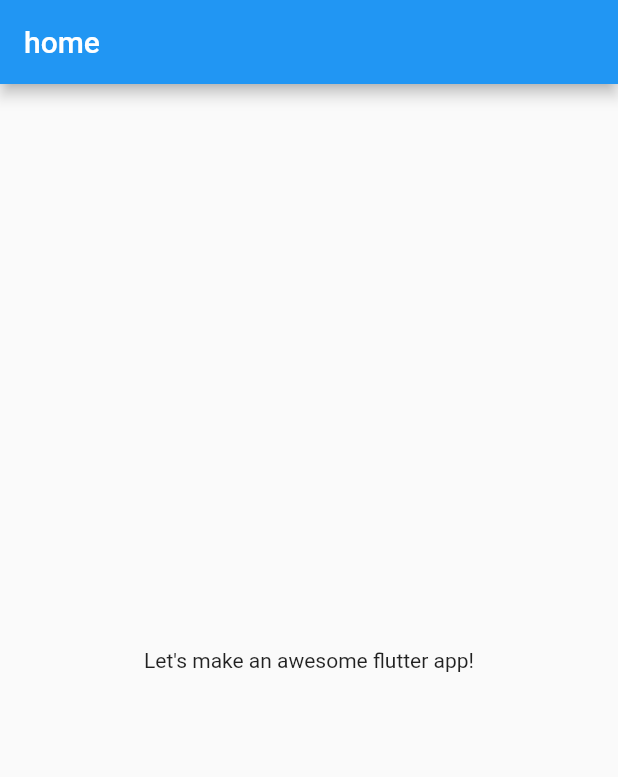
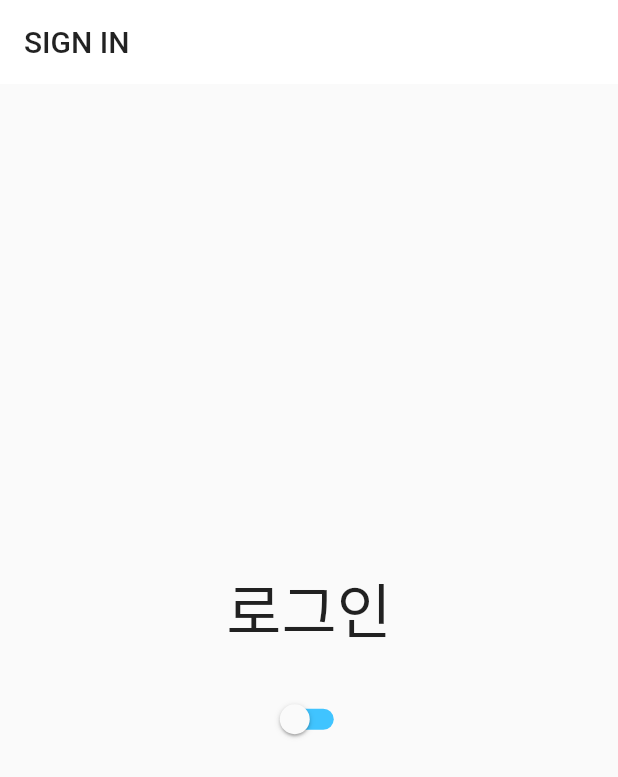
Before and after one commit to DevYuns/flutter-boilerplate, a Flutter app: the screen it shows after launch, on a phone screen of 412 x 824 dp. Shown: the top 777 px of the screen. Run offline on Flutter 3.47's test engine with Material 2 defaults, Android fonts, the phone set to English and light mode, and no system bars; our stand-ins replace shared_preferences.

Commit message:
Apply dark theme

```diff
--- a/lib/main.dart
+++ b/lib/main.dart
@@ -1,15 +1,43 @@
 import 'package:flutter/material.dart';
 import 'package:flutter_boilerplate/utils/localization.dart';
 import 'package:flutter_localizations/flutter_localizations.dart';
+import 'package:provider/provider.dart';
 import 'utils/localization.dart';
+import 'screens/sign_in.dart';
+import './providers/dark_theme_provider.dart';
+import './theme/theme_data.dart';
 
 void main() {
   runApp(MyApp());
 }
 
-class MyApp extends StatelessWidget {
+class MyApp extends StatefulWidget {
+  @override
+  _MyAppState createState() => _MyAppState();
+}
+
+class _MyAppState extends State<MyApp> {
+  DarkThemeProvider themeChangeProvider = new DarkThemeProvider();
+
+  @override
+  void initState() {
+    super.initState();
+    getCurrentAppTheme();
+  }
+
+  void getCurrentAppTheme() async {
+    themeChangeProvider.darkTheme =
+        await themeChangeProvider.darkThemePreference.getTheme();
+  }
+
   @override
   Widget build(BuildContext context) {
+    return ChangeNotifierProvider(
+      create: (_) {
+        return themeChangeProvider;
+      },
+      child: Consumer<DarkThemeProvider>(
+        builder: (BuildContext context, value, Widget child) {
           return MaterialApp(
             title: 'This is very basic app screen',
             supportedLocales: [
@@ -26,6 +54,7 @@ class MyApp extends StatelessWidget {
                 (Locale locale, Iterable<Locale> supportedLocales) {
               if (locale == null) {
                 debugPrint('locale language is null');
+                return supportedLocales.first;
               }
               for (Locale supportedLocale in supportedLocales) {
                 if (supportedLocale.languageCode == locale.languageCode ||
@@ -35,36 +64,10 @@ class MyApp extends StatelessWidget {
               }
               return supportedLocales.first;
             },
-      theme: ThemeData(
-        primarySwatch: Colors.blue,
-        visualDensity: VisualDensity.adaptivePlatformDensity,
-      ),
-      home: MyHomePage(),
+            theme: AppTheme.themeData(themeChangeProvider.darkTheme, context),
+            home: SignIn(),
           );
-  }
-}
-
-class MyHomePage extends StatefulWidget {
-  @override
-  _MyHomePageState createState() => _MyHomePageState();
-}
-
-class _MyHomePageState extends State<MyHomePage> {
-  @override
-  Widget build(BuildContext context) {
-    return Scaffold(
-      appBar: AppBar(
-        title: Text('home'),
-      ),
-      body: Center(
-        child: Column(
-          mainAxisAlignment: MainAxisAlignment.center,
-          children: <Widget>[
-            Text(
-              AppLocalizations.of(context).translate('INTRO'),
-            ),
-          ],
-        ),
+        },
       ),
     );
   }
--- /dev/null
+++ b/lib/providers/dark_theme_provider.dart
@@ -0,0 +1,15 @@
+import 'package:flutter/foundation.dart';
+import '../theme/theme.dart';
+
+class DarkThemeProvider with ChangeNotifier {
+  DarkThemePreference darkThemePreference = DarkThemePreference();
+  bool _darkTheme = false;
+
+  bool get darkTheme => _darkTheme;
+
+  set darkTheme(bool value) {
+    _darkTheme = value;
+    darkThemePreference.setDarkTheme(value);
+    notifyListeners();
+  }
+}
--- /dev/null
+++ b/lib/screens/sign_in.dart
@@ -0,0 +1,48 @@
+import 'package:flutter/material.dart';
+import '../utils/localization.dart';
+import 'package:provider/provider.dart';
+import '../providers/dark_theme_provider.dart';
+
+class SignIn extends StatefulWidget {
+  @override
+  _MyHomePageState createState() => _MyHomePageState();
+}
+
+class _MyHomePageState extends State<SignIn> {
+  @override
+  Widget build(BuildContext context) {
+    final themeChange = Provider.of<DarkThemeProvider>(context);
+
+    return Scaffold(
+      appBar: AppBar(
+        title: Text(
+          AppLocalizations.of(context).translate('SIGN_IN'),
+        ),
+      ),
+      body: Center(
+        child: Column(
+          mainAxisAlignment: MainAxisAlignment.center,
+          children: <Widget>[
+            Text(
+              '로그인',
+              style: TextStyle(
+                fontSize: 40.0,
+              ),
+            ),
+            SizedBox(
+              height: 20.0,
+            ),
+            Switch(
+              activeColor: Colors.blue,
+              inactiveTrackColor: Colors.lightBlueAccent,
+              value: themeChange.darkTheme,
+              onChanged: (bool value) {
+                themeChange.darkTheme = value;
+              },
+            ),
+          ],
+        ),
+      ),
+    );
+  }
+}
--- /dev/null
+++ b/lib/theme/theme.dart
@@ -0,0 +1,15 @@
+import 'package:shared_preferences/shared_preferences.dart';
+
+class DarkThemePreference {
+  static const THEME_STATUS = "THEMESTATUS";
+
+  setDarkTheme(bool value) async {
+    SharedPreferences prefs = await SharedPreferences.getInstance();
+    prefs.setBool(THEME_STATUS, value);
+  }
+
+  Future<bool> getTheme() async {
+    SharedPreferences prefs = await SharedPreferences.getInstance();
+    return prefs.getBool(THEME_STATUS) ?? false;
+  }
+}
--- /dev/null
+++ b/lib/theme/theme_data.dart
@@ -0,0 +1,29 @@
+import 'dart:ui';
+
+import 'package:flutter/material.dart';
+
+class AppTheme {
+  static ThemeData themeData(bool isDarkTheme, BuildContext context) {
+    return ThemeData(
+      primarySwatch: Colors.red,
+      primaryColor: isDarkTheme ? Colors.black : Colors.white,
+      backgroundColor: isDarkTheme ? Colors.black : Color(0xffF1F5FB),
+      indicatorColor: isDarkTheme ? Color(0xff0E1D36) : Color(0xffCBDCF8),
+      buttonColor: isDarkTheme ? Color(0xff3B3B3B) : Color(0xffF1F5FB),
+      hintColor: isDarkTheme ? Color(0xff280C0B) : Color(0xffEECED3),
+      highlightColor: isDarkTheme ? Color(0xff372901) : Color(0xffFCE192),
+      hoverColor: isDarkTheme ? Color(0xff3A3A3B) : Color(0xff4285F4),
+      focusColor: isDarkTheme ? Color(0xff0B2512) : Color(0xffA8DAB5),
+      disabledColor: Colors.grey,
+      textSelectionColor: isDarkTheme ? Colors.white : Colors.black,
+      cardColor: isDarkTheme ? Color(0xFF151515) : Colors.white,
+      canvasColor: isDarkTheme ? Colors.black : Colors.grey[50],
+      brightness: isDarkTheme ? Brightness.dark : Brightness.light,
+      buttonTheme: Theme.of(context).buttonTheme.copyWith(
+          colorScheme: isDarkTheme ? ColorScheme.dark() : ColorScheme.light()),
+      appBarTheme: AppBarTheme(
+        elevation: 0.0,
+      ),
+    );
+  }
+}
--- a/pubspec.yaml
+++ b/pubspec.yaml
@@ -26,10 +26,9 @@ dependencies:
   flutter_localizations:
     sdk: flutter
 
-
-  # The following adds the Cupertino Icons font to your application.
-  # Use with the CupertinoIcons class for iOS style icons.
   cupertino_icons: ^1.0.0
+  provider: ^4.3.2+2
+  shared_preferences: ^0.5.12+4
 
 dev_dependencies:
   flutter_test:
--- a/res/lang/en.json
+++ b/res/lang/en.json
@@ -1,4 +1,5 @@
 {
+  "SIGN_IN": "SIGN IN",
   "LOADING": "loading...",
   "INTRO": "Let's make an awesome flutter app!"
 }
--- a/res/lang/ko.json
+++ b/res/lang/ko.json
@@ -1,4 +1,5 @@
 {
+  "SIGN_IN": "로그인",
   "LOADING": "로딩중...",
   "INTRO": "플터러 앱"
 }
```
Also changed, not shown: pubspec.lock, 6 other files. Lines whose indentation alone changed are shown as unchanged.
